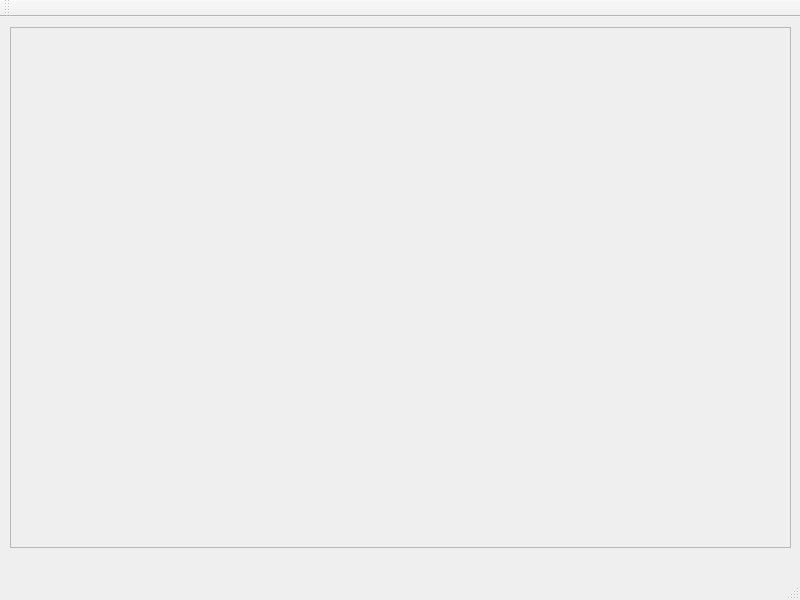
Above: hive/mainwindow.ui from NikValOSTEC/QT-Hive before the change. Below: the same form after it.
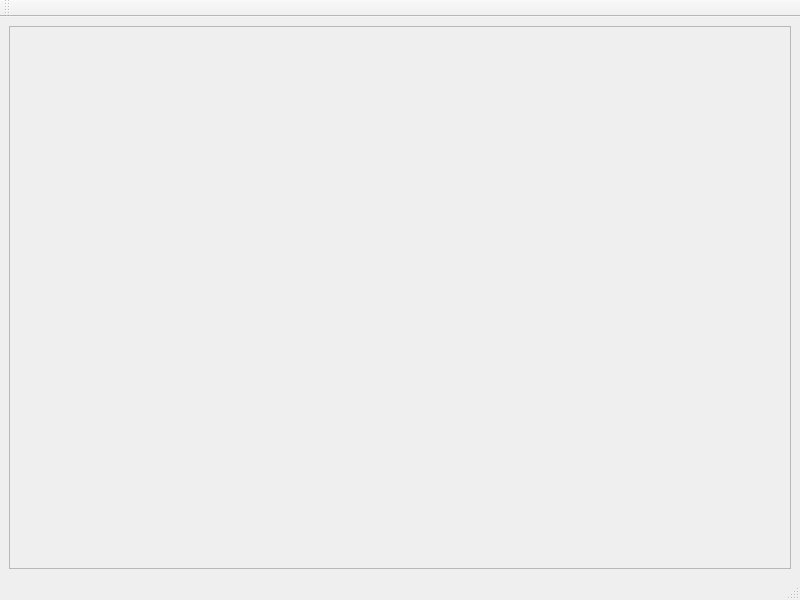
That is the form after the change.

```diff
--- a/hive/mainwindow.ui
+++ b/hive/mainwindow.ui
@@ -10,25 +10,28 @@
     <height>600</height>
    </rect>
   </property>
+  <property name="sizePolicy">
+   <sizepolicy hsizetype="Ignored" vsizetype="Ignored">
+    <horstretch>0</horstretch>
+    <verstretch>0</verstretch>
+   </sizepolicy>
+  </property>
   <property name="windowTitle">
    <string>MainWindow</string>
   </property>
   <widget class="QWidget" name="centralwidget">
+   <layout class="QGridLayout" name="gridLayout">
+    <item row="0" column="0">
    <widget class="QScrollArea" name="ScrollArea">
-    <property name="geometry">
-     <rect>
-      <x>10</x>
-      <y>10</y>
-      <width>781</width>
-      <height>521</height>
-     </rect>
-    </property>
     <property name="sizePolicy">
-     <sizepolicy hsizetype="Expanding" vsizetype="Ignored">
+       <sizepolicy hsizetype="Ignored" vsizetype="Ignored">
       <horstretch>0</horstretch>
       <verstretch>0</verstretch>
      </sizepolicy>
     </property>
+      <property name="layoutDirection">
+       <enum>Qt::LeftToRight</enum>
+      </property>
     <property name="autoFillBackground">
      <bool>false</bool>
     </property>
@@ -39,20 +42,21 @@
      <bool>true</bool>
     </property>
     <property name="alignment">
-     <set>Qt::AlignHCenter|Qt::AlignTop</set>
-    </property>
-    <widget class="QWidget" name="feeld">
+       <set>Qt::AlignCenter</set>
+      </property>
+      <widget class="QWidget" name="ScrollLay">
      <property name="geometry">
       <rect>
        <x>0</x>
        <y>0</y>
-       <width>779</width>
-       <height>519</height>
-      </rect>
-     </property>
-     <layout class="QGridLayout" name="gridLayout_2"/>
-    </widget>
-   </widget>
+         <width>780</width>
+         <height>521</height>
+        </rect>
+       </property>
+      </widget>
+     </widget>
+    </item>
+   </layout>
   </widget>
   <widget class="QMenuBar" name="menubar">
    <property name="geometry">
```
Left out of the diff: 2 changed lines with no effect on the pictures. Lines whose indentation alone changed are shown as unchanged.
